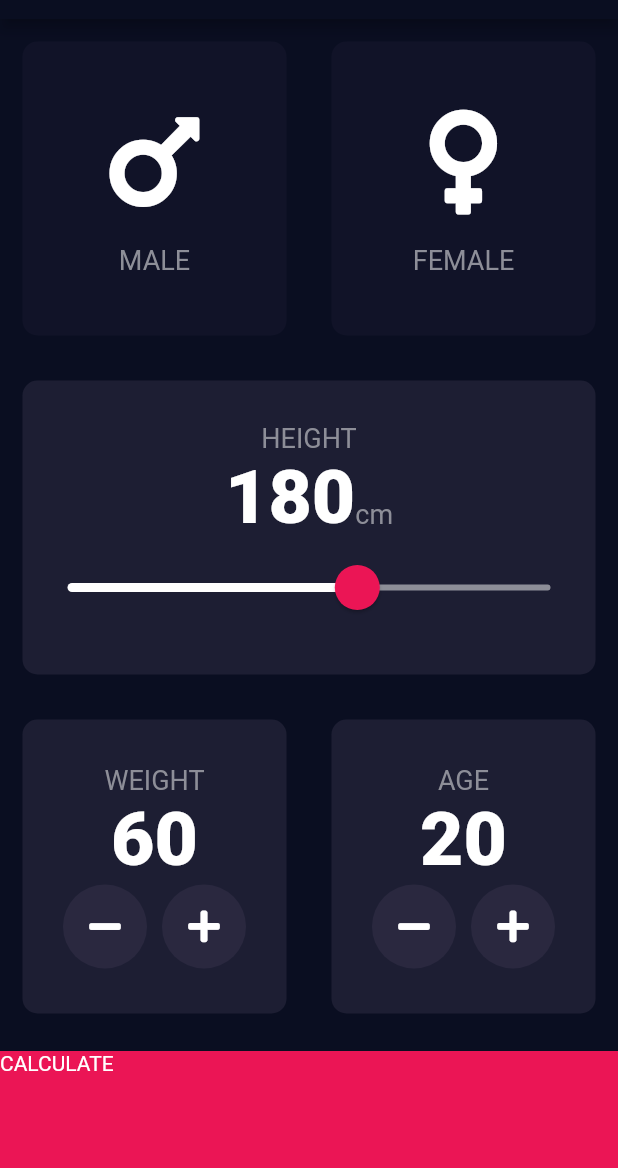
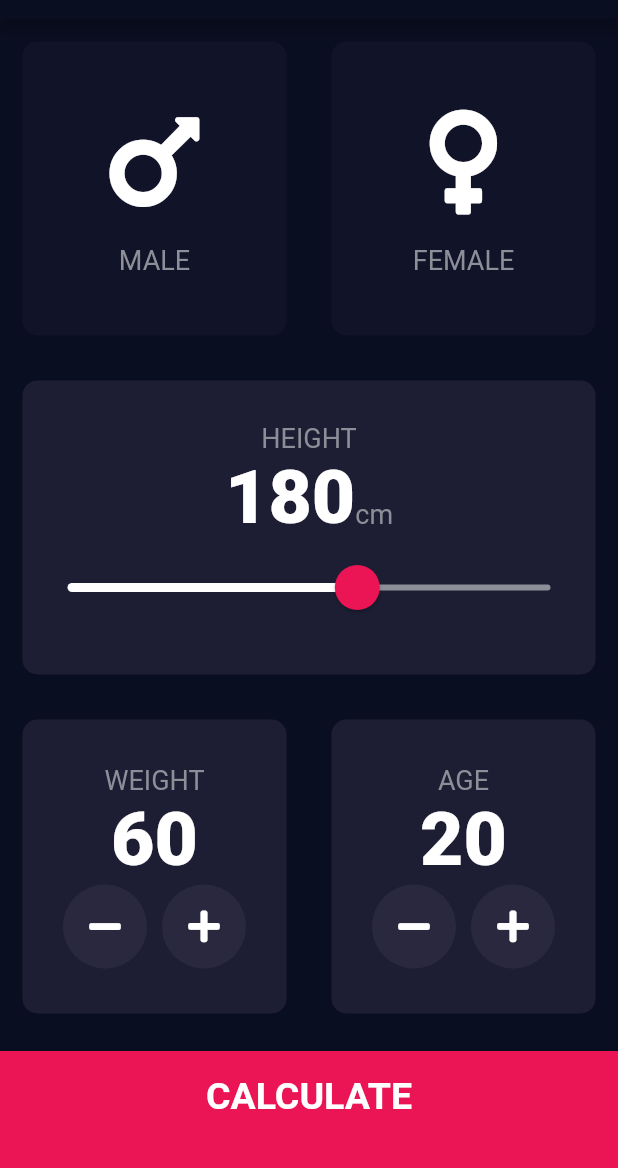
Before and after one commit to pabloaredu/bmi_calculator, a Flutter app: the screen it shows after launch, on a phone screen of 412 x 824 dp, the part 65-1233 px from its top. Run offline on Flutter 3.47's test engine with Material 2 defaults, Android fonts, the phone set to English and light mode, and no system bars; our stand-ins replace font_awesome_flutter.

```diff
--- /dev/null
+++ b/lib/components/bottom_button.dart
@@ -0,0 +1,27 @@
+import 'package:flutter/material.dart';
+import '../constants.dart';
+
+class BottomButton extends StatelessWidget {
+  final Function onTap;
+  final String buttonTitle;
+
+  BottomButton({@required this.onTap, @required this.buttonTitle});
+
+  @override
+  Widget build(BuildContext context) {
+    return GestureDetector(
+        onTap: onTap,
+        child: Container(
+          child: Center(
+              child: Text(
+            buttonTitle,
+            style: kLargeButtonTextStyle,
+          )),
+          color: kBottomContainerColor,
+          margin: EdgeInsets.only(top: 10.0),
+          padding: EdgeInsets.only(bottom: 20.0),
+          width: double.infinity,
+          height: kBottomContainerHeight,
+        ));
+  }
+}
--- a/lib/icon_content.dart
+++ b/lib/components/icon_content.dart
@@ -1,5 +1,5 @@
 import 'package:flutter/material.dart';
-import 'constants.dart';
+import '../constants.dart';
 
 class IconContent extends StatelessWidget {
   final IconData icon;
--- /dev/null
+++ b/lib/components/round_icon_button.dart
@@ -0,0 +1,23 @@
+import 'package:flutter/material.dart';
+
+class RoundIconButton extends StatelessWidget {
+  final IconData icon;
+  final Function onPressed;
+
+  RoundIconButton({@required this.icon, @required this.onPressed});
+
+  @override
+  Widget build(BuildContext context) {
+    return RawMaterialButton(
+      elevation: 0.0,
+      child: Icon(icon),
+      onPressed: onPressed,
+      constraints: BoxConstraints.tightFor(
+        width: 56.0,
+        height: 56.0,
+      ),
+      shape: CircleBorder(),
+      fillColor: Color(0xFF4c4FE),
+    );
+  }
+}
--- a/lib/main.dart
+++ b/lib/main.dart
@@ -1,5 +1,5 @@
 import 'package:flutter/material.dart';
-import 'input_page.dart';
+import 'screens/input_page.dart';
 
 void main() => runApp(BMICalculator());
 
--- a/lib/input_page.dart
+++ b/lib/screens/input_page.dart
@@ -1,9 +1,11 @@
 import 'package:flutter/material.dart';
 import 'package:font_awesome_flutter/font_awesome_flutter.dart';
-import 'reusable_card.dart';
-import 'icon_content.dart';
-import 'constants.dart';
+import '../components/reusable_card.dart';
+import '../components/icon_content.dart';
+import '../constants.dart';
 import 'results_page.dart';
+import '../components/bottom_button.dart';
+import '../components/round_icon_button.dart';
 
 enum Gender { male, female }
 
@@ -215,42 +217,15 @@ class _InputPageState extends State<InputPage> {
               ],
             ),
           ),
-          GestureDetector(
-              onTap: () {
-                Navigator.push(context,
-                    MaterialPageRoute(builder: (context) => ResultsPage()));
-              },
-              child: Container(
-                child: Text('CALCULATE'),
-                color: kBottomContainerColor,
-                margin: EdgeInsets.only(top: 10.0),
-                width: double.infinity,
-                height: kBottomContainerHeight,
-              )),
+          BottomButton(
+            buttonTitle: 'CALCULATE',
+            onTap: () {
+              Navigator.push(context,
+                  MaterialPageRoute(builder: (context) => ResultsPage()));
+            },
+          ),
         ],
       ),
     );
   }
 }
-
-class RoundIconButton extends StatelessWidget {
-  final IconData icon;
-  final Function onPressed;
-
-  RoundIconButton({@required this.icon, @required this.onPressed});
-
-  @override
-  Widget build(BuildContext context) {
-    return RawMaterialButton(
-      elevation: 0.0,
-      child: Icon(icon),
-      onPressed: onPressed,
-      constraints: BoxConstraints.tightFor(
-        width: 56.0,
-        height: 56.0,
-      ),
-      shape: CircleBorder(),
-      fillColor: Color(0xFF4c4FE),
-    );
-  }
-}
```
Also changed, not shown: lib/constants.dart (+25 -0 lines), lib/results_page.dart (deleted, +0 -13 lines), lib/screens/results_page.dart (added, +64 -0 lines), lib/components/reusable_card.dart (renamed from lib/reusable_card.dart).
